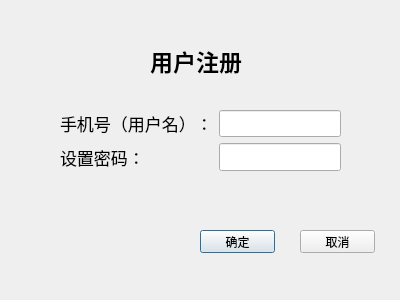
Above: Client/Dingpiao/dingpiaoxitong/registration1.ui from ticketgroup/qichedinggpiao before the change. Below: the same form after it.
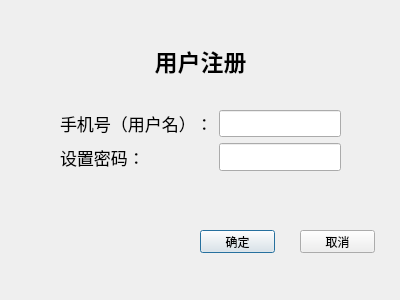
That is the form after the change.

Diff of the .ui file:
```diff
--- a/Client/Dingpiao/dingpiaoxitong/registration1.ui
+++ b/Client/Dingpiao/dingpiaoxitong/registration1.ui
@@ -16,9 +16,9 @@
   <widget class="QLabel" name="label">
    <property name="geometry">
     <rect>
-     <x>150</x>
+     <x>0</x>
      <y>40</y>
-     <width>101</width>
+     <width>401</width>
      <height>41</height>
     </rect>
    </property>
@@ -32,6 +32,9 @@
    <property name="text">
     <string>用户注册</string>
    </property>
+   <property name="alignment">
+    <set>Qt::AlignCenter</set>
+   </property>
   </widget>
   <widget class="QWidget" name="formLayoutWidget">
    <property name="geometry">
```
